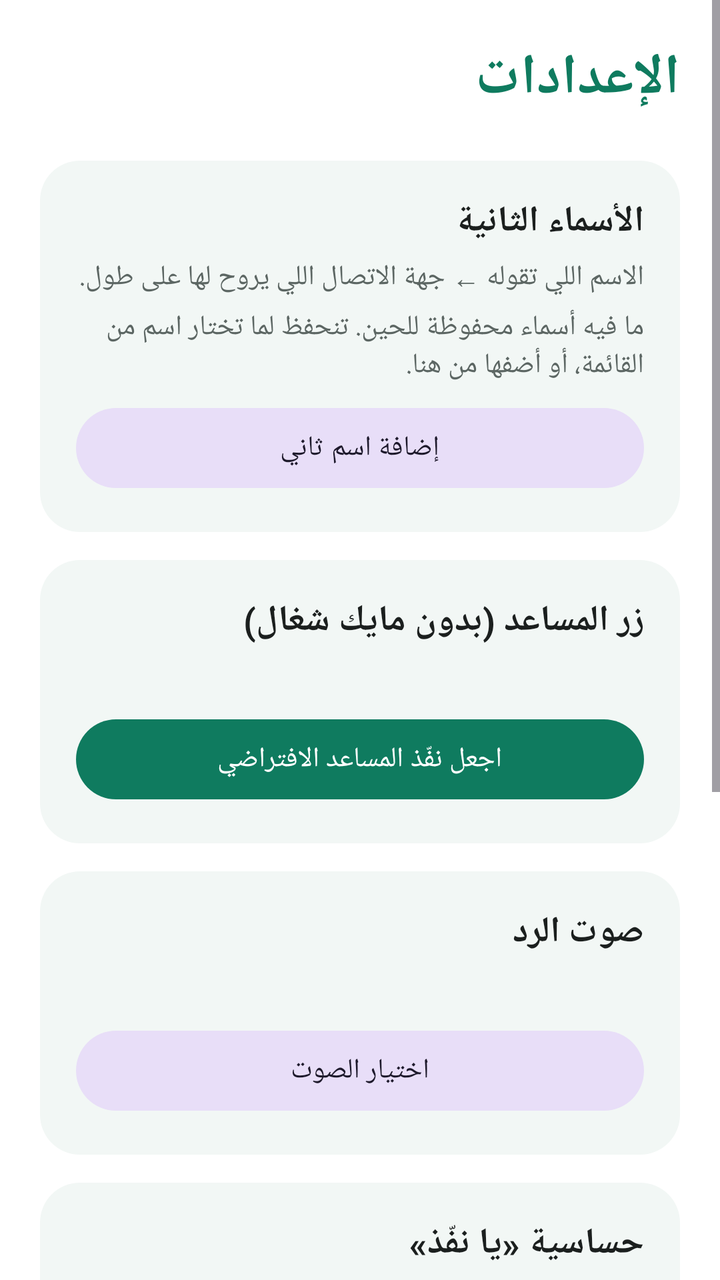
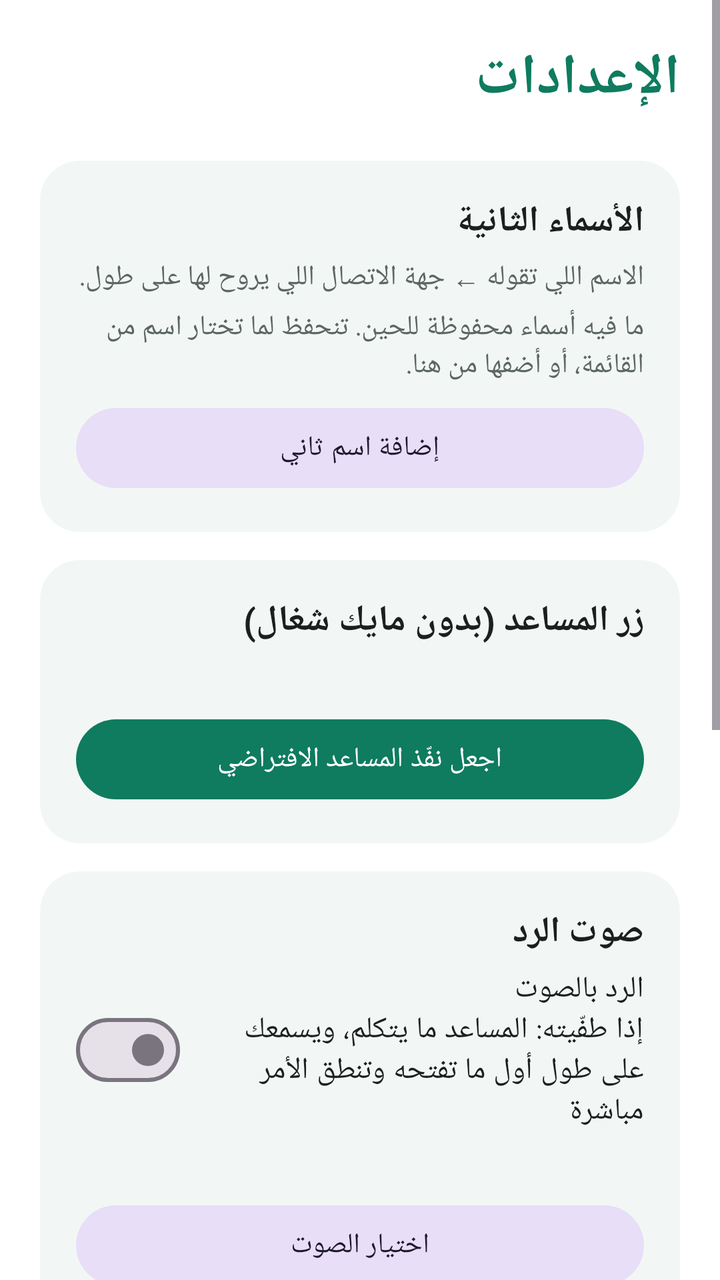

Screens rendered from an Android XML layout before and after an edit, with the pre-edit source and the edit as a unified diff.
<!-- AndroidManifest.xml: application theme Theme.Naffith -->
<!-- res/layout/activity_settings.xml -->
<?xml version="1.0" encoding="utf-8"?>
<ScrollView xmlns:android="http://schemas.android.com/apk/res/android"
    android:layout_width="match_parent"
    android:layout_height="match_parent">

    <LinearLayout
        android:layout_width="match_parent"
        android:layout_height="wrap_content"
        android:layoutDirection="rtl"
        android:orientation="vertical"
        android:padding="20dp">

        <TextView
            style="@style/SettingsTitle"
            android:text="@string/settings_title" />

        
        <LinearLayout style="@style/SettingsCard">

            <TextView
                style="@style/SettingsHeader"
                android:text="@string/aliases_title" />

            <TextView
                style="@style/SettingsHint"
                android:text="@string/aliases_hint" />

            <LinearLayout
                android:id="@+id/aliasList"
                android:layout_width="match_parent"
                android:layout_height="wrap_content"
                android:orientation="vertical" />

            <TextView
                android:id="@+id/aliasEmpty"
                style="@style/SettingsHint"
                android:text="@string/aliases_empty" />

            <com.google.android.material.button.MaterialButton
                android:id="@+id/addAliasButton"
                style="@style/Widget.Material3.Button.TonalButton"
                android:layout_width="match_parent"
                android:layout_height="wrap_content"
                android:layout_marginTop="8dp"
                android:text="@string/aliases_add" />
        </LinearLayout>

        
        <LinearLayout style="@style/SettingsCard">

            <TextView
                style="@style/SettingsHeader"
                android:text="@string/assistant_title" />

            <TextView
                android:id="@+id/assistantStatus"
                style="@style/SettingsHint" />

            <com.google.android.material.button.MaterialButton
                android:id="@+id/assistantButton"
                android:layout_width="match_parent"
                android:layout_height="wrap_content"
                android:layout_marginTop="8dp"
                android:text="@string/assistant_button" />
        </LinearLayout>

        
        <LinearLayout style="@style/SettingsCard">

            <TextView
                style="@style/SettingsHeader"
                android:text="@string/voice_title" />

            <TextView
                android:id="@+id/voiceCurrent"
                style="@style/SettingsHint" />

            <com.google.android.material.button.MaterialButton
                android:id="@+id/voiceButton"
                style="@style/Widget.Material3.Button.TonalButton"
                android:layout_width="match_parent"
                android:layout_height="wrap_content"
                android:layout_marginTop="8dp"
                android:text="@string/voice_choose" />
        </LinearLayout>

        
        <LinearLayout style="@style/SettingsCard">

            <TextView
                style="@style/SettingsHeader"
                android:text="@string/sensitivity_title" />

            <TextView
                style="@style/SettingsHint"
                android:text="@string/sensitivity_hint" />

            <RadioGroup
                android:id="@+id/sensitivityGroup"
                android:layout_width="match_parent"
                android:layout_height="wrap_content">

                <RadioButton
                    android:id="@+id/sensitivityNormal"
                    android:layout_width="match_parent"
                    android:layout_height="wrap_content"
                    android:text="@string/sensitivity_normal" />

                <RadioButton
                    android:id="@+id/sensitivityHigh"
                    android:layout_width="match_parent"
                    android:layout_height="wrap_content"
                    android:text="@string/sensitivity_high" />

                <RadioButton
                    android:id="@+id/sensitivityMax"
                    android:layout_width="match_parent"
                    android:layout_height="wrap_content"
                    android:text="@string/sensitivity_max" />
            </RadioGroup>
        </LinearLayout>

        
        <LinearLayout style="@style/SettingsCard">

            <TextView
                style="@style/SettingsHeader"
                android:text="@string/a11y_title" />

            <TextView
                android:id="@+id/a11yStatus"
                style="@style/SettingsHint" />

            <com.google.android.material.button.MaterialButton
                android:id="@+id/a11yButton"
                style="@style/Widget.Material3.Button.TonalButton"
                android:layout_width="match_parent"
                android:layout_height="wrap_content"
                android:layout_marginTop="8dp"
                android:text="@string/open_settings" />
        </LinearLayout>
    </LinearLayout>
</ScrollView>
<!-- resources referenced by this layout -->
<resources>
  <string name="a11y_title">تفعيل الإرسال التلقائي</string>
  <string name="aliases_add">إضافة اسم ثاني</string>
  <string name="aliases_empty">ما فيه أسماء محفوظة للحين. تنحفظ لما تختار اسم من القائمة، أو أضفها من هنا.</string>
  <string name="aliases_hint">الاسم اللي تقوله ← جهة الاتصال اللي يروح لها على طول.</string>
  <string name="aliases_title">الأسماء الثانية</string>
  <string name="assistant_button">اجعل نفّذ المساعد الافتراضي</string>
  <string name="assistant_title">زر المساعد (بدون مايك شغال)</string>
  <string name="open_settings">فتح الإعدادات</string>
  <string name="sensitivity_high">عالي</string>
  <string name="sensitivity_hint">إذا ما يرد عليك ارفعها، وإذا يشتغل لحاله نزّلها. (وضع «يا نفّذ» يحتاج المايك يسمع دايماً؛ إذا ما تبي كذا استخدم زر المساعد فوق.)</string>
  <string name="sensitivity_max">عالي جداً (يلتقط أسهل)</string>
  <string name="sensitivity_normal">عادي (أقل تشغيل بالغلط)</string>
  <string name="sensitivity_title">حساسية «يا نفّذ»</string>
  <string name="settings_title">الإعدادات</string>
  <string name="voice_choose">اختيار الصوت</string>
  <string name="voice_title">صوت الرد</string>
  <style name="SettingsCard">
          <item name="android:layout_width">match_parent</item>
          <item name="android:layout_height">wrap_content</item>
          <item name="android:layout_marginTop">14dp</item>
          <item name="android:background">@drawable/bg_card</item>
          <item name="android:orientation">vertical</item>
          <item name="android:padding">18dp</item>
      </style>
  <style name="SettingsHeader">
          <item name="android:layout_width">match_parent</item>
          <item name="android:layout_height">wrap_content</item>
          <item name="android:textColor">@color/text_primary</item>
          <item name="android:textSize">18sp</item>
          <item name="android:textStyle">bold</item>
      </style>
  <style name="SettingsHint">
          <item name="android:layout_width">match_parent</item>
          <item name="android:layout_height">wrap_content</item>
          <item name="android:layout_marginTop">6dp</item>
          <item name="android:textColor">@color/text_secondary</item>
          <item name="android:textSize">14sp</item>
      </style>
  <style name="SettingsTitle">
          <item name="android:layout_width">match_parent</item>
          <item name="android:layout_height">wrap_content</item>
          <item name="android:layout_marginBottom">8dp</item>
          <item name="android:textColor">@color/brand</item>
          <item name="android:textSize">28sp</item>
          <item name="android:textStyle">bold</item>
      </style>
  <style name="Theme.Naffith" parent="Theme.Material3.Light.NoActionBar">
          <item name="colorPrimary">@color/brand</item>
          <item name="colorPrimaryDark">@color/brand_dark</item>
          <item name="android:statusBarColor">@color/brand_dark</item>
          <item name="android:windowBackground">@color/white</item>
      </style>
  <!-- drawable bg_card (drawable) -->
  <?xml version="1.0" encoding="utf-8"?>
  <shape xmlns:android="http://schemas.android.com/apk/res/android" android:shape="rectangle">
      <solid android:color="@color/surface_card" />
      <corners android:radius="20dp" />
  </shape>
  <color name="text_primary">#1B1F1E</color>
  <color name="text_secondary">#5C6663</color>
  <color name="brand">#0F7B5F</color>
  <color name="brand_dark">#0A5A45</color>
  <color name="white">#FFFFFF</color>
  <color name="surface_card">#F2F7F5</color>
</resources>

<!-- the commit's change to res/layout/activity_settings.xml (unified diff, before → after) -->
@@ -71,6 +71,15 @@
                 style="@style/SettingsHeader"
                 android:text="@string/voice_title" />
 
+            <com.google.android.material.materialswitch.MaterialSwitch
+                android:id="@+id/speakSwitch"
+                android:layout_width="match_parent"
+                android:layout_height="wrap_content"
+                android:layout_marginTop="6dp"
+                android:text="@string/speak_switch"
+                android:textColor="@color/text_primary"
+                android:textSize="15sp" />
+
             <TextView
                 android:id="@+id/voiceCurrent"
                 style="@style/SettingsHint" />
<!-- resource entries referenced after the edit -->
@@ -14,6 +14,7 @@
   <string name="sensitivity_normal">عادي (أقل تشغيل بالغلط)</string>
   <string name="sensitivity_title">حساسية «يا نفّذ»</string>
   <string name="settings_title">الإعدادات</string>
+  <string name="speak_switch">الرد بالصوت\nإذا طفّيته: المساعد ما يتكلم، ويسمعك على طول أول ما تفتحه وتنطق الأمر مباشرة</string>
   <string name="voice_choose">اختيار الصوت</string>
   <string name="voice_title">صوت الرد</string>
   <style name="SettingsCard">
